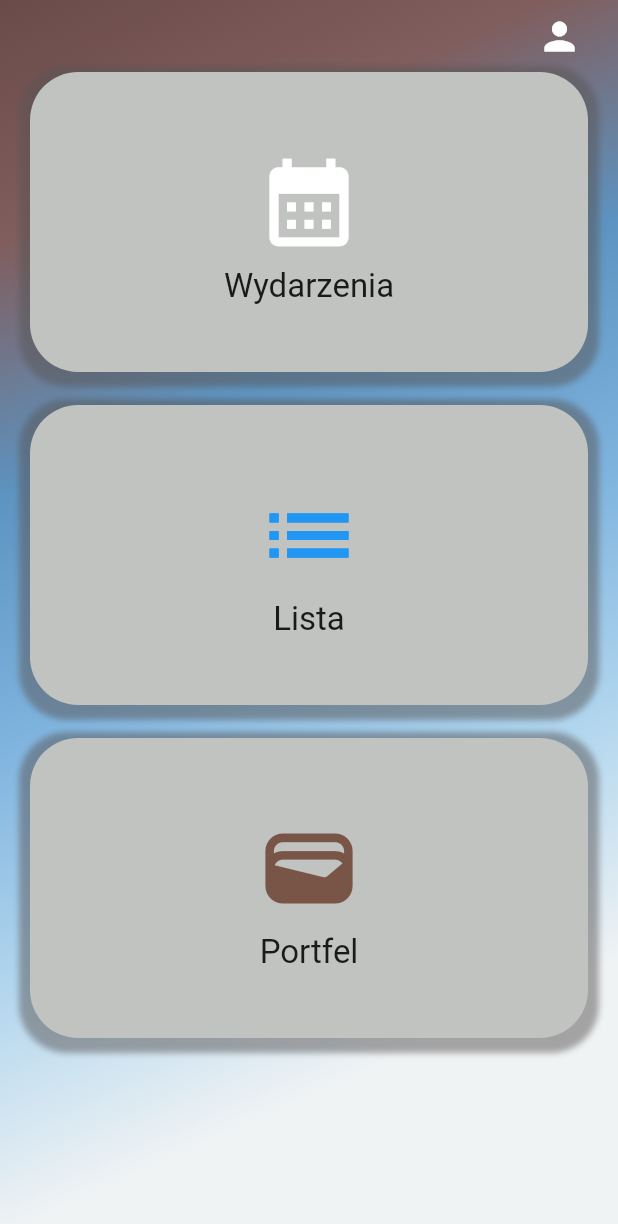
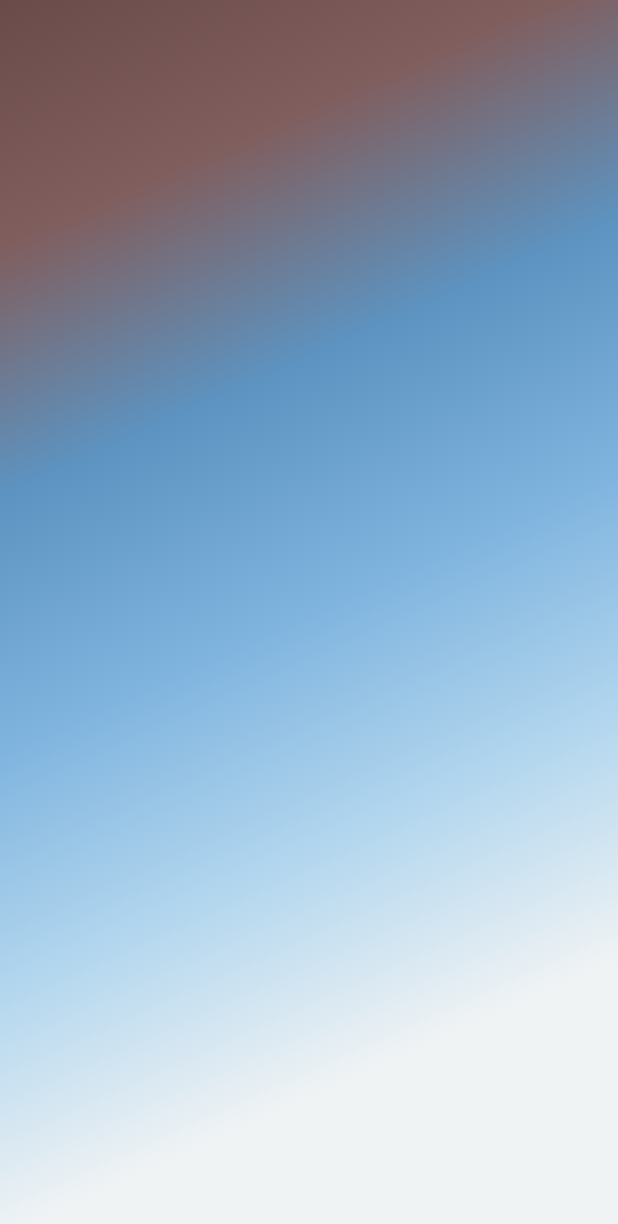
Before and after one commit to Martyna-Gawin/domowy_asystent, a Flutter app: the MenuPage screen opened directly, after a tap on the "calendar month" icon, on a phone screen of 412 x 824 dp. Shown: the top 1224 px of the screen. Run offline on Flutter 3.47's test engine with Material 2 defaults, Android fonts, the phone set to English and light mode, and no system bars; our stand-ins replace firebase_auth, firebase_core, google_fonts; missing offline and left inert: flutterfire_ui; accounts and stored records are empty.

Commit message:
Delete file category widget

```diff
--- a/lib/app/category_widget/category_widget.dart
+++ /dev/null
@@ -1,120 +0,0 @@
-import 'package:flutter/material.dart';
-
-class CategoryWidget extends StatelessWidget {
-  const CategoryWidget({
-    Key? key,
-  }) : super(key: key);
-
-  @override
-  Widget build(BuildContext context) {
-    return SizedBox(
-      height: 670,
-      child: ListView(
-        children: [
-          Padding(
-            padding: const EdgeInsets.only(bottom: 22, left: 20, right: 20),
-            child: Container(
-              width: 200,
-              height: 200,
-              decoration: BoxDecoration(
-                borderRadius: BorderRadius.circular(32),
-                color: const Color.fromARGB(255, 192, 195, 192),
-                boxShadow: [
-                  BoxShadow(
-                    color:
-                        const Color.fromARGB(255, 87, 84, 84).withOpacity(0.5),
-                    spreadRadius: 7,
-                    blurRadius: 3,
-                    offset: const Offset(0, 3),
-                  ),
-                ],
-              ),
-              child: Column(
-                mainAxisAlignment: MainAxisAlignment.center,
-                children: [
-                  IconButton(
-                    onPressed: () {},
-                    icon: const Icon(Icons.calendar_month, color: Colors.white),
-                    iconSize: 70,
-                  ),
-                  const Text(
-                    'Wydarzenia',
-                    style: TextStyle(fontSize: 22),
-                  ),
-                ],
-              ),
-            ),
-          ),
-          Padding(
-            padding: const EdgeInsets.only(bottom: 22, left: 20, right: 20),
-            child: Container(
-              width: 200,
-              height: 200,
-              decoration: BoxDecoration(
-                borderRadius: BorderRadius.circular(32),
-                color: const Color.fromARGB(255, 192, 195, 192),
-                boxShadow: [
-                  BoxShadow(
-                    color:
-                        const Color.fromARGB(255, 87, 84, 84).withOpacity(0.5),
-                    spreadRadius: 7,
-                    blurRadius: 3,
-                    offset: const Offset(0, 3),
-                  ),
-                ],
-              ),
-              child: Column(
-                mainAxisAlignment: MainAxisAlignment.center,
-                children: [
-                  IconButton(
-                    onPressed: () {},
-                    icon: const Icon(Icons.list_sharp, color: Colors.blue),
-                    iconSize: 70,
-                  ),
-                  const Text(
-                    'Lista',
-                    style: TextStyle(fontSize: 22),
-                  ),
-                ],
-              ),
-            ),
-          ),
-          Padding(
-            padding: const EdgeInsets.only(bottom: 22, left: 20, right: 20),
-            child: Container(
-              width: 300,
-              height: 200,
-              decoration: BoxDecoration(
-                borderRadius: BorderRadius.circular(32),
-                color: const Color.fromARGB(255, 192, 195, 192),
-                boxShadow: [
-                  BoxShadow(
-                    color:
-                        const Color.fromARGB(255, 87, 84, 84).withOpacity(0.5),
-                    spreadRadius: 7,
-                    blurRadius: 3,
-                    offset: const Offset(0, 3),
-                  ),
-                ],
-              ),
-              child: Column(
-                mainAxisAlignment: MainAxisAlignment.center,
-                children: [
-                  IconButton(
-                    onPressed: () {},
-                    icon: const Icon(Icons.wallet, color: Colors.brown),
-                    iconSize: 70,
-                  ),
-                  const Text(
-                    'Portfel',
-                    style: TextStyle(fontSize: 22),
-                  ),
-                ],
-              ),
-            ),
-          ),
-        ],
-      ),
-    );
-  }
-}
--- /dev/null
+++ b/lib/app/category_widget/event_category.dart
@@ -0,0 +1,33 @@
+import 'package:flutter/material.dart';
+
+class EventCategory extends StatelessWidget {
+  const EventCategory({
+    Key? key,
+  }) : super(key: key);
+
+  @override
+  Widget build(BuildContext context) {
+    return Scaffold(
+      body: Container(
+        width: double.infinity,
+        height: double.infinity,
+        decoration: const BoxDecoration(
+          gradient: LinearGradient(
+            begin: Alignment.topLeft,
+            end: Alignment(0.8, 1),
+            colors: <Color>[
+              Color.fromARGB(255, 107, 74, 74),
+              Color.fromARGB(255, 128, 94, 94),
+              Color.fromARGB(255, 93, 147, 192),
+              Color.fromARGB(255, 126, 179, 222),
+              Color.fromARGB(255, 178, 214, 238),
+              Color.fromARGB(255, 240, 243, 244),
+              Color.fromARGB(255, 240, 243, 244),
+            ],
+            tileMode: TileMode.mirror,
+          ),
+        ),
+      ),
+    );
+  }
+}
--- a/lib/app/menu/menu_page.dart
+++ b/lib/app/menu/menu_page.dart
@@ -1,5 +1,5 @@
 import 'package:domowy_asystent/app/auth/pages/user_profile.dart';
-import 'package:domowy_asystent/app/category_widget/category_widget.dart';
+import 'package:domowy_asystent/app/category_widget/event_category.dart';
 import 'package:flutter/material.dart';
 
 class MenuPage extends StatelessWidget {
@@ -51,7 +51,7 @@ class MenuPage extends StatelessWidget {
                   ],
                 ),
               ),
-              const CategoryWidget()
+              const _CategoryWidget()
             ],
           ),
         ),
@@ -59,3 +59,128 @@ class MenuPage extends StatelessWidget {
     );
   }
 }
+
+class _CategoryWidget extends StatelessWidget {
+  const _CategoryWidget({
+    Key? key,
+  }) : super(key: key);
+
+  @override
+  Widget build(BuildContext context) {
+    return SizedBox(
+      height: 670,
+      child: ListView(
+        children: [
+          Padding(
+            padding: const EdgeInsets.only(bottom: 22, left: 20, right: 20),
+            child: Container(
+              width: 200,
+              height: 200,
+              decoration: BoxDecoration(
+                borderRadius: BorderRadius.circular(32),
+                color: const Color.fromARGB(255, 192, 195, 192),
+                boxShadow: [
+                  BoxShadow(
+                    color:
+                        const Color.fromARGB(255, 87, 84, 84).withOpacity(0.5),
+                    spreadRadius: 7,
+                    blurRadius: 3,
+                    offset: const Offset(0, 3),
+                  ),
+                ],
+              ),
+              child: Column(
+                mainAxisAlignment: MainAxisAlignment.center,
+                children: [
+                  IconButton(
+                    onPressed: () {
+                      Navigator.of(context).push(
+                        MaterialPageRoute(
+                          builder: (_) => const EventCategory(),
+                        ),
+                      );
+                    },
+                    icon: const Icon(Icons.calendar_month, color: Colors.white),
+                    iconSize: 70,
+                  ),
+                  const Text(
+                    'Wydarzenia',
+                    style: TextStyle(fontSize: 22),
+                  ),
+                ],
+              ),
+            ),
+          ),
+          Padding(
+            padding: const EdgeInsets.only(bottom: 22, left: 20, right: 20),
+            child: Container(
+              width: 200,
+              height: 200,
+              decoration: BoxDecoration(
+                borderRadius: BorderRadius.circular(32),
+                color: const Color.fromARGB(255, 192, 195, 192),
+                boxShadow: [
+                  BoxShadow(
+                    color:
+                        const Color.fromARGB(255, 87, 84, 84).withOpacity(0.5),
+                    spreadRadius: 7,
+                    blurRadius: 3,
+                    offset: const Offset(0, 3),
+                  ),
+                ],
+              ),
+              child: Column(
+                mainAxisAlignment: MainAxisAlignment.center,
+                children: [
+                  IconButton(
+                    onPressed: () {},
+                    icon: const Icon(Icons.list_sharp, color: Colors.blue),
+                    iconSize: 70,
+                  ),
+                  const Text(
+                    'Lista',
+                    style: TextStyle(fontSize: 22),
+                  ),
+                ],
+              ),
+            ),
+          ),
+          Padding(
+            padding: const EdgeInsets.only(bottom: 22, left: 20, right: 20),
+            child: Container(
+              width: 300,
+              height: 200,
+              decoration: BoxDecoration(
+                borderRadius: BorderRadius.circular(32),
+                color: const Color.fromARGB(255, 192, 195, 192),
+                boxShadow: [
+                  BoxShadow(
+                    color:
+                        const Color.fromARGB(255, 87, 84, 84).withOpacity(0.5),
+                    spreadRadius: 7,
+                    blurRadius: 3,
+                    offset: const Offset(0, 3),
+                  ),
+                ],
+              ),
+              child: Column(
+                mainAxisAlignment: MainAxisAlignment.center,
+                children: [
+                  IconButton(
+                    onPressed: () {},
+                    icon: const Icon(Icons.wallet, color: Colors.brown),
+                    iconSize: 70,
+                  ),
+                  const Text(
+                    'Portfel',
+                    style: TextStyle(fontSize: 22),
+                  ),
+                ],
+              ),
+            ),
+          ),
+        ],
+      ),
+    );
+  }
+}
```
